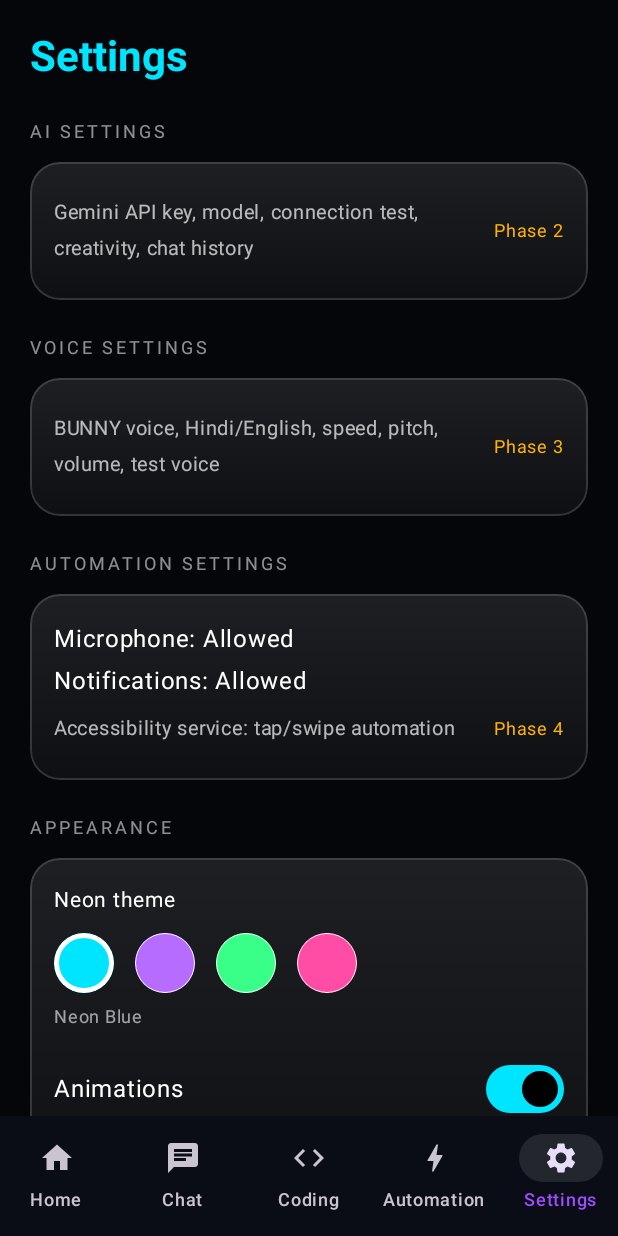
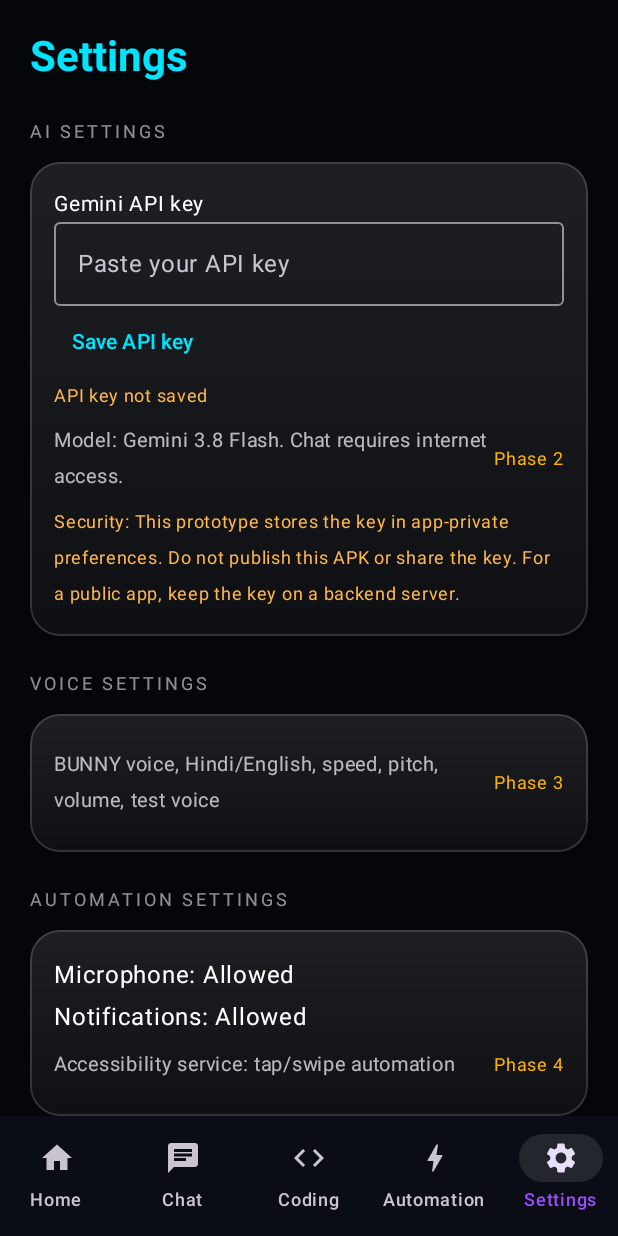
Before and after one commit to satyam148/JarvisAI, an Android app built with Jetpack Compose: the screen it shows after launch (MainActivity), item 5 of the bottom bar chosen, on a phone screen of 412 x 824 dp. Run offline under Robolectric (Android 15) with nearby library versions, the phone set to English and light mode, and no system bars.

Commit message:
Jarvis AI Phase 2 Gemini integration

```diff
--- a/app/src/main/java/com/jarvis/ai/data/preferences/SettingsStore.kt
+++ b/app/src/main/java/com/jarvis/ai/data/preferences/SettingsStore.kt
@@ -16,6 +16,10 @@ class SettingsStore(context: Context) {
     var animations: Boolean
         get() = prefs.getBoolean("animations", true)
         set(v) = prefs.edit().putBoolean("animations", v).apply()
+
+    var geminiApiKey: String
+        get() = prefs.getString("gemini_api_key", "") ?: ""
+        set(v) = prefs.edit().putString("gemini_api_key", v.trim()).apply()
 }
 
 /** Compose-observable wrapper around [SettingsStore]. */
@@ -23,6 +27,8 @@ class AppSettings(private val store: SettingsStore) {
     var accentIndex by mutableIntStateOf(store.accentIndex.coerceIn(0, 3))
         private set
     var animationsEnabled by mutableStateOf(store.animations)
+        private set
+    var geminiApiKey by mutableStateOf(store.geminiApiKey)
         private set
 
     fun updateAccent(index: Int) {
@@ -34,4 +40,9 @@ class AppSettings(private val store: SettingsStore) {
         animationsEnabled = enabled
         store.animations = enabled
     }
+
+    fun updateGeminiApiKey(key: String) {
+        geminiApiKey = key.trim()
+        store.geminiApiKey = key.trim()
+    }
 }
--- a/app/src/main/java/com/jarvis/ai/ui/screens/SettingsScreen.kt
+++ b/app/src/main/java/com/jarvis/ai/ui/screens/SettingsScreen.kt
@@ -26,6 +26,7 @@ import androidx.compose.foundation.shape.CircleShape
 import androidx.compose.material3.Switch
 import androidx.compose.material3.Text
 import androidx.compose.material3.TextButton
+import androidx.compose.material3.OutlinedTextField
 import androidx.compose.material3.MaterialTheme
 import androidx.compose.runtime.Composable
 import androidx.compose.runtime.getValue
@@ -56,6 +57,8 @@ fun SettingsScreen(settings: AppSettings) {
 
     var mic by remember { mutableStateOf(micGranted()) }
     var notif by remember { mutableStateOf(notifGranted()) }
+    var apiKeyDraft by remember { mutableStateOf(settings.geminiApiKey) }
+    var keySaved by remember { mutableStateOf(settings.geminiApiKey.isNotBlank()) }
     val micLauncher = rememberLauncherForActivityResult(ActivityResultContracts.RequestPermission()) { mic = it }
     val notifLauncher = rememberLauncherForActivityResult(ActivityResultContracts.RequestPermission()) { notif = it }
 
@@ -64,7 +67,21 @@ fun SettingsScreen(settings: AppSettings) {
 
         item {
             Section("AI SETTINGS") {
-                Info("Gemini API key, model, connection test, creativity, chat history", "Phase 2")
+                Text("Gemini API key", fontSize = 14.sp)
+                OutlinedTextField(
+                    value = apiKeyDraft,
+                    onValueChange = { apiKeyDraft = it; keySaved = false },
+                    modifier = Modifier.fillMaxWidth(),
+                    singleLine = true,
+                    placeholder = { Text("Paste your API key") },
+                )
+                TextButton(onClick = {
+                    settings.updateGeminiApiKey(apiKeyDraft)
+                    keySaved = apiKeyDraft.isNotBlank()
+                }) { Text("Save API key") }
+                Text(if (keySaved) "API key saved on this device" else "API key not saved", fontSize = 12.sp, color = if (keySaved) Color(0xFF66BB6A) else Color(0xFFFFB74D))
+                Info("Model: Gemini 3.8 Flash. Chat requires internet access.", "Phase 2")
+                Text("Security: This prototype stores the key in app-private preferences. Do not publish this APK or share the key. For a public app, keep the key on a backend server.", fontSize = 12.sp, color = Color(0xFFFFB74D))
             }
         }
         item {
```
Also changed, not shown: app/src/main/java/com/jarvis/ai/ui/screens/ChatScreen.kt (+8 -1 lines), app/src/main/java/com/jarvis/ai/ui/screens/JarvisViewModel.kt (+62 -9 lines), 1 other file.
